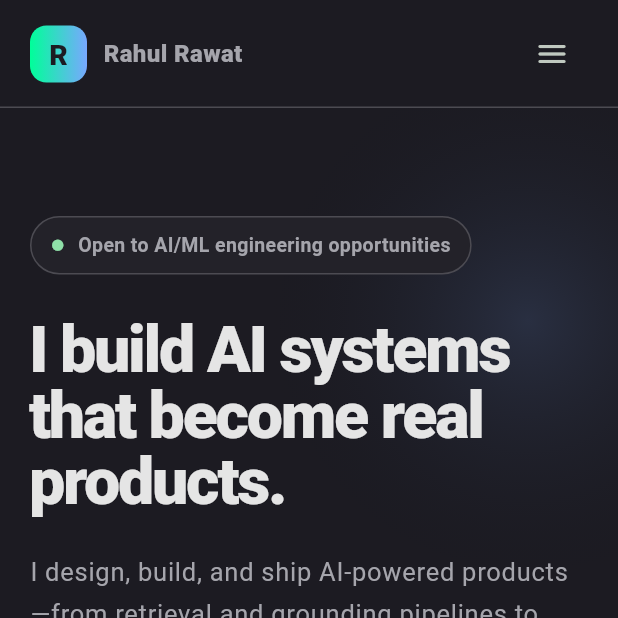
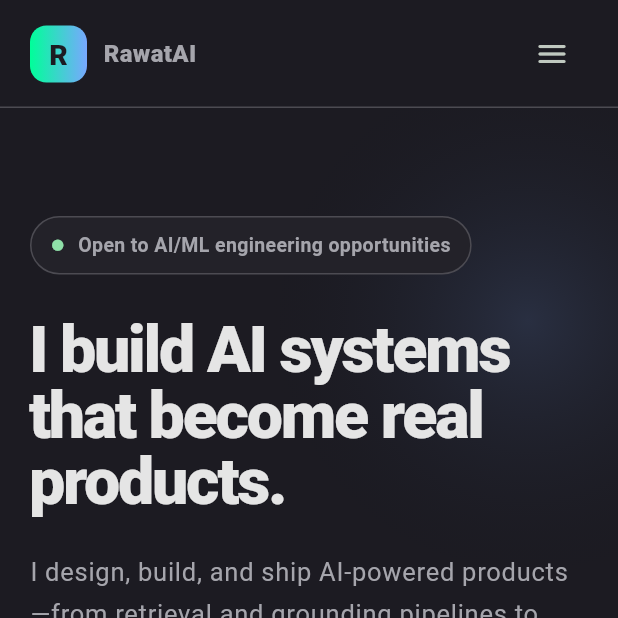
Before and after one commit to Rahulrwt99/Rahulrwt99.github.io, a Flutter app: the screen it shows after launch, on a phone screen of 412 x 824 dp, the top half of it. Run offline on Flutter 3.47's test engine with Material 3 defaults, Android fonts, the phone set to English and light mode, and no system bars; missing offline and left inert: dart:js_interop; Roboto replaces fonts that are missing (Arial).

Commit message:
Brand portfolio as RawatAI

```diff
--- a/lib/app.dart
+++ b/lib/app.dart
@@ -1,4 +1,5 @@
 import 'package:flutter/material.dart';
+import 'package:rahul_portfolio/core/config/portfolio_config.dart';
 import 'package:rahul_portfolio/core/navigation/app_router.dart';
 import 'package:rahul_portfolio/core/theme/app_theme.dart';
 
@@ -8,7 +9,7 @@ class PortfolioApp extends StatelessWidget {
   @override
   Widget build(BuildContext context) {
     return MaterialApp(
-      title: 'Rahul Rawat — AI/ML Engineer',
+      title: '${PortfolioConfig.siteName} | ${PortfolioConfig.name}',
       debugShowCheckedModeBanner: false,
       theme: AppTheme.dark,
       initialRoute: AppRouter.home,
--- a/lib/core/config/portfolio_config.dart
+++ b/lib/core/config/portfolio_config.dart
@@ -3,6 +3,7 @@
 /// Replace every `REPLACE_WITH_...` value before deploying. The UI treats
 /// those values as intentionally unconfigured and disables the relevant CTA.
 abstract class PortfolioConfig {
+  static const siteName = 'RawatAI';
   static const name = 'Rahul Rawat';
   static const role = 'AI/ML Engineer';
   static const location = 'Bilaspur, Chhattisgarh, India';
--- a/lib/widgets/navigation/portfolio_navbar.dart
+++ b/lib/widgets/navigation/portfolio_navbar.dart
@@ -104,7 +104,7 @@ class _Brand extends StatelessWidget {
   @override
   Widget build(BuildContext context) {
     return Semantics(
-      label: 'Rahul Rawat portfolio home',
+      label: '${PortfolioConfig.siteName} portfolio home',
       child: Row(
         mainAxisSize: MainAxisSize.min,
         children: [
@@ -130,7 +130,7 @@ class _Brand extends StatelessWidget {
           const SizedBox(width: 11),
           if (context.screenWidth > 380)
             const Text(
-              'Rahul Rawat',
+              PortfolioConfig.siteName,
               style: TextStyle(fontWeight: FontWeight.w800, fontSize: 16),
             ),
         ],
```
Also changed, not shown: 5 other files.
